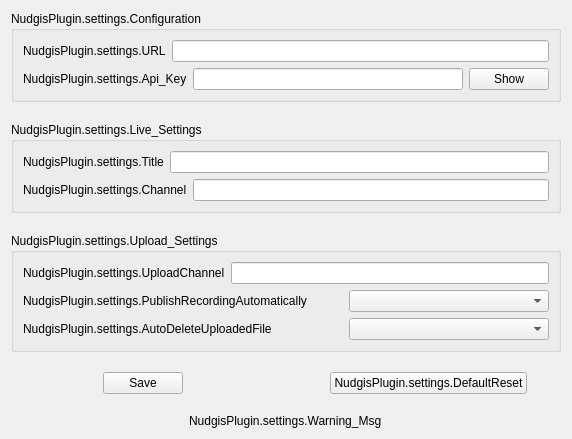
UbiCastTeam/nudgis-obs-plugin, file src/settings.ui: the form before one commit.
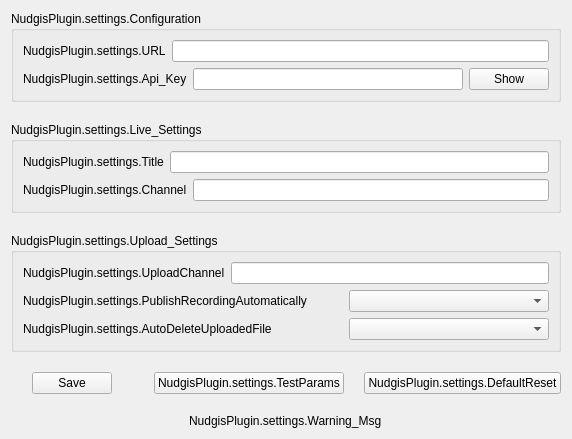
The form after the commit.

Commit message: nudgis-plugin: added parameter testing functionality

The edit to the form file:
```diff
--- a/src/settings.ui
+++ b/src/settings.ui
@@ -261,6 +261,16 @@
        </property>
       </widget>
      </item>
+     <item alignment="Qt::AlignHCenter">
+      <widget class="QPushButton" name="btn_test">
+       <property name="toolTip">
+        <string>NudgisPlugin.settings.BtnTest.toolTip</string>
+       </property>
+       <property name="text">
+        <string>NudgisPlugin.settings.TestParams</string>
+       </property>
+      </widget>
+     </item>
      <item alignment="Qt::AlignHCenter">
       <widget class="QPushButton" name="btn_DefaultReset">
        <property name="toolTip">
```
The commit also changes 9 other files.
